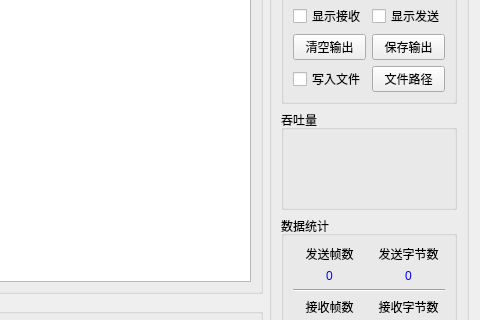
Old version of the form Src/Common/SAKDebugPage/SAKDebugPage.ui in the repository x-tools-author/x-tools; both pictures show x 740 to 1220 and y 173 to 493 of the 1220 by 713 pixel window.
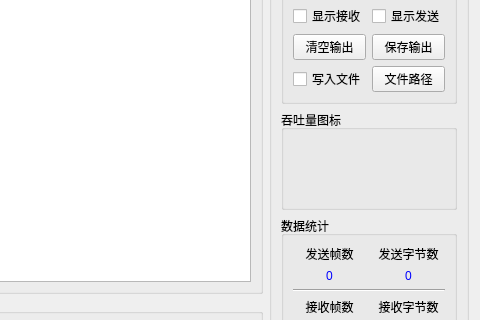
New version of the form.

Commit message: 将其他设置移动至“其他”模块进行统一管理

Diff of the .ui file:
```diff
--- a/Src/Common/SAKDebugPage/SAKDebugPage.ui
+++ b/Src/Common/SAKDebugPage/SAKDebugPage.ui
@@ -488,7 +488,7 @@
          </size>
         </property>
         <property name="title">
-         <string>吞吐量</string>
+         <string>吞吐量图标</string>
         </property>
        </widget>
       </item>
```
Left out of the diff: 2 changed lines with no effect on the pictures. The commit also changes 2 other files.
